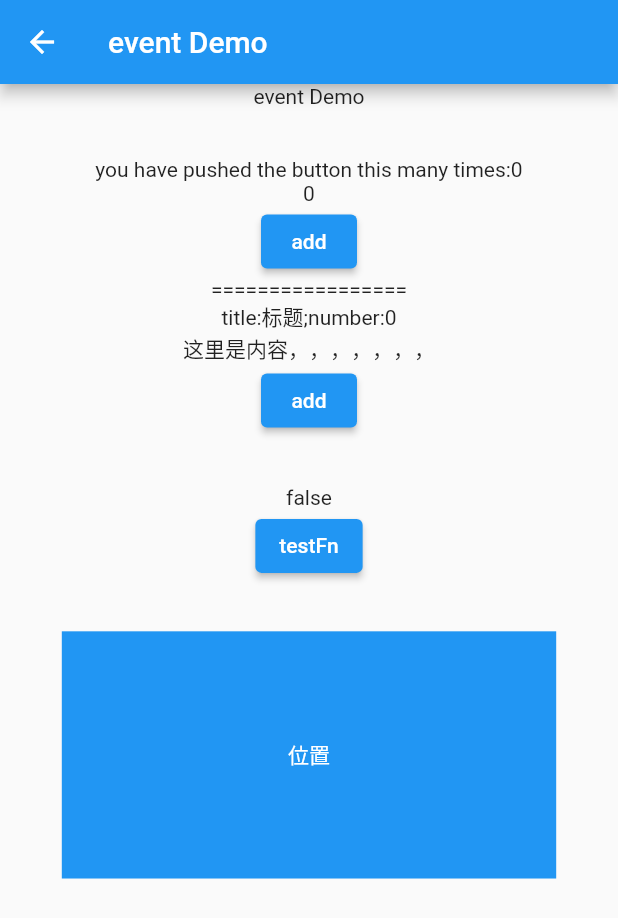
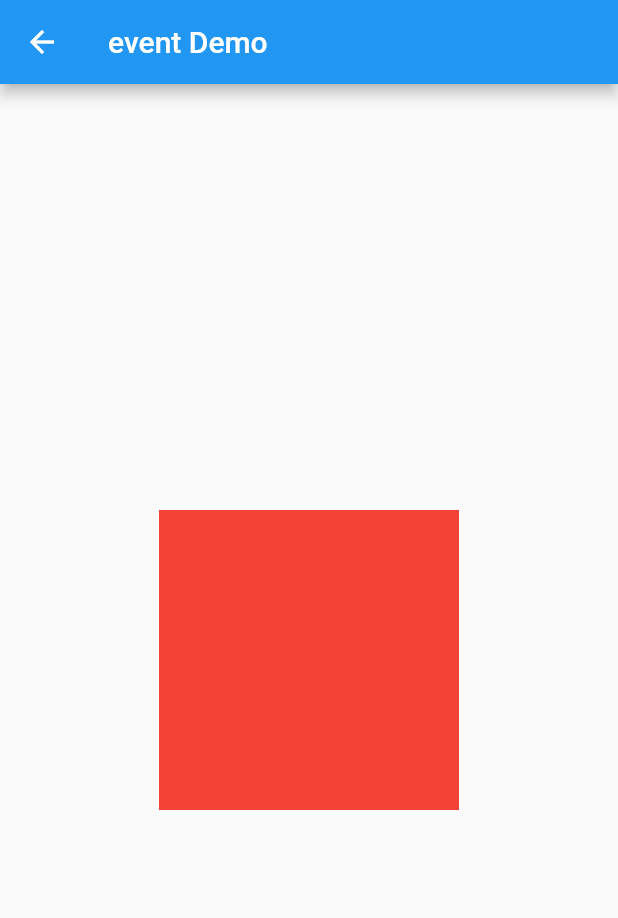
Before and after one commit to xiongben/flutterLearnDemo2, a Flutter app: the EventDemo screen opened by its route, on a phone screen of 412 x 824 dp. Shown: the top 918 px of the screen. Run offline on Flutter 3.47's test engine with Material 2 defaults, Android fonts, the phone set to English and light mode, and no system bars; our stand-ins replace flutter_screenutil.

Commit message:
[add] event demo

```diff
--- a/lib/EventDemo/index.dart
+++ b/lib/EventDemo/index.dart
@@ -46,76 +46,80 @@ class _EventDemoState extends State<EventDemo> {
           child: Container(
             width: double.infinity,
             padding: EdgeInsets.symmetric(horizontal: 15.w),
-            child: Column(
-              crossAxisAlignment: CrossAxisAlignment.center,
-              children: [
-                Text("event Demo"),
-                SizedBox(height: 30.w,),
-                ValueListenableBuilder(
-                  valueListenable: _notifier,
-                  builder: (BuildContext context, int value, _) {
-                    return Container(
-                      child: Text('you have pushed the button this many times:$value'),
-                    );
-                  },
-                ),
-                Text(_counter.toString()),
-                ElevatedButton(
-                    onPressed: _incrementCounter,
-                    child: Text("add")
-                ),
-                Text("================="),
-                ValueListenableBuilder(
-                    valueListenable: _notifier2,
-                    child: _content,
-                    builder: (BuildContext context, ComplicatedObject value, child) {
-                      return Column(
-                        children: [
-                          Text('title:${value.title};number:${value.number}'),
-                          child as Widget,
-                        ],
-                      );
-                    }
-                ),
-                ElevatedButton(
-                    onPressed: _incrementCounter2,
-                    child: Text("add")
-                ),
-                SizedBox(height: 30.w,),
-                Text(_testStatus.toString()),
-                ElevatedButton(
-                    onPressed: () {
-                      print(_testStatus);
-                      setState(() {
-                        _testStatus = !_testStatus;
-                      });
-                      print(_testStatus);
-                    },
-                    child: Text("testFn")
-                ),
+            child: _Scale(),
 
-                SizedBox(height: 30.w,),
-                Listener(
-                  child: Container(
-                    alignment: Alignment.center,
-                    color: Colors.blue,
-                    width: 300.w,
-                    height: 150.w,
-                    child: Text(
-                      "${_event?.localPosition ?? '位置'}",
-                      style: TextStyle(color: Colors.white),
-                    ),
-                  ),
-                  onPointerDown: (PointerDownEvent event) {
-                    setState(() {
-                      _event = event;
-                    });
-                  },
-                  onPointerMove: (PointerMoveEvent event) => setState(()=>_event = event),
-                  onPointerUp: (PointerUpEvent event) => setState(()=>_event = event),
-                )
-              ],
-            ),
+            // child: _DragVertical(),
+
+            // child: Column(
+            //   crossAxisAlignment: CrossAxisAlignment.center,
+            //   children: [
+            //     Text("event Demo"),
+            //     SizedBox(height: 30.w,),
+            //     ValueListenableBuilder(
+            //       valueListenable: _notifier,
+            //       builder: (BuildContext context, int value, _) {
+            //         return Container(
+            //           child: Text('you have pushed the button this many times:$value'),
+            //         );
+            //       },
+            //     ),
+            //     Text(_counter.toString()),
+            //     ElevatedButton(
+            //         onPressed: _incrementCounter,
+            //         child: Text("add")
+            //     ),
+            //     Text("================="),
+            //     ValueListenableBuilder(
+            //         valueListenable: _notifier2,
+            //         child: _content,
+            //         builder: (BuildContext context, ComplicatedObject value, child) {
+            //           return Column(
+            //             children: [
+            //               Text('title:${value.title};number:${value.number}'),
+            //               child as Widget,
+            //             ],
+            //           );
+            //         }
+            //     ),
+            //     ElevatedButton(
+            //         onPressed: _incrementCounter2,
+            //         child: Text("add")
+            //     ),
+            //     SizedBox(height: 30.w,),
+            //     Text(_testStatus.toString()),
+            //     ElevatedButton(
+            //         onPressed: () {
+            //           print(_testStatus);
+            //           setState(() {
+            //             _testStatus = !_testStatus;
+            //           });
+            //           print(_testStatus);
+            //         },
+            //         child: Text("testFn")
+            //     ),
+            //
+            //     SizedBox(height: 30.w,),
+            //     Listener(
+            //       child: Container(
+            //         alignment: Alignment.center,
+            //         color: Colors.blue,
+            //         width: 300.w,
+            //         height: 150.w,
+            //         child: Text(
+            //           "${_event?.localPosition ?? '位置'}",
+            //           style: TextStyle(color: Colors.white),
+            //         ),
+            //       ),
+            //       onPointerDown: (PointerDownEvent event) {
+            //         setState(() {
+            //           _event = event;
+            //         });
+            //       },
+            //       onPointerMove: (PointerMoveEvent event) => setState(()=>_event = event),
+            //       onPointerUp: (PointerUpEvent event) => setState(()=>_event = event),
+            //     ),
+            //   ],
+            // ),
           ),
         )
     );
@@ -138,3 +142,61 @@ class ComplicatedObjectNotifier extends ValueNotifier<ComplicatedObject> {
     notifyListeners(); //核心语句
   }
 }
+
+//单一方向拖动
+class _DragVertical extends StatefulWidget {
+  const _DragVertical({Key? key}) : super(key: key);
+
+  @override
+  State<_DragVertical> createState() => _DragVerticalState();
+}
+
+class _DragVerticalState extends State<_DragVertical> {
+  double _top = 0.0;
+  @override
+  Widget build(BuildContext context) {
+    return Stack(
+      children: [
+        Positioned(
+          top: _top,
+          child: GestureDetector(
+            child: CircleAvatar(child: Text("A"),),
+            onVerticalDragUpdate: (DragUpdateDetails details) {
+              setState(() {
+                _top += details.delta.dy;
+              });
+            },
+          ),
+        )
+      ],
+    );
+  }
+}
+
+//缩放
+class _Scale extends StatefulWidget {
+  const _Scale({Key? key}) : super(key: key);
+
+  @override
+  State<_Scale> createState() => _ScaleState();
+}
+
+class _ScaleState extends State<_Scale> {
+  double _width = 200.0;
+  double _height = 200.0;
+
+  @override
+  Widget build(BuildContext context) {
+    return Center(
+      child: GestureDetector(
+        child: Container(width: _width, height: _height,color: Colors.red,),
+        onScaleUpdate: (ScaleUpdateDetails details) {
+          setState(() {
+            _width = 200*details.scale.clamp(.8, 10.0);
+            _height = 200*details.scale.clamp(.8, 10.0);
+          });
+        },
+      ),
+    );
+  }
+}
```
